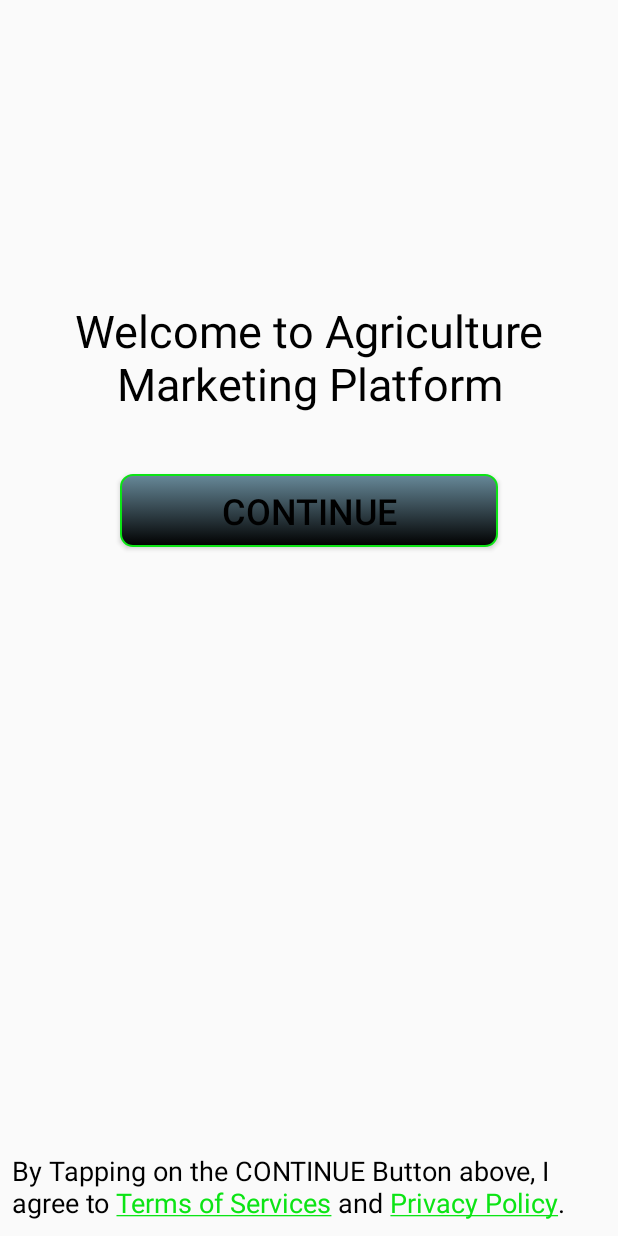
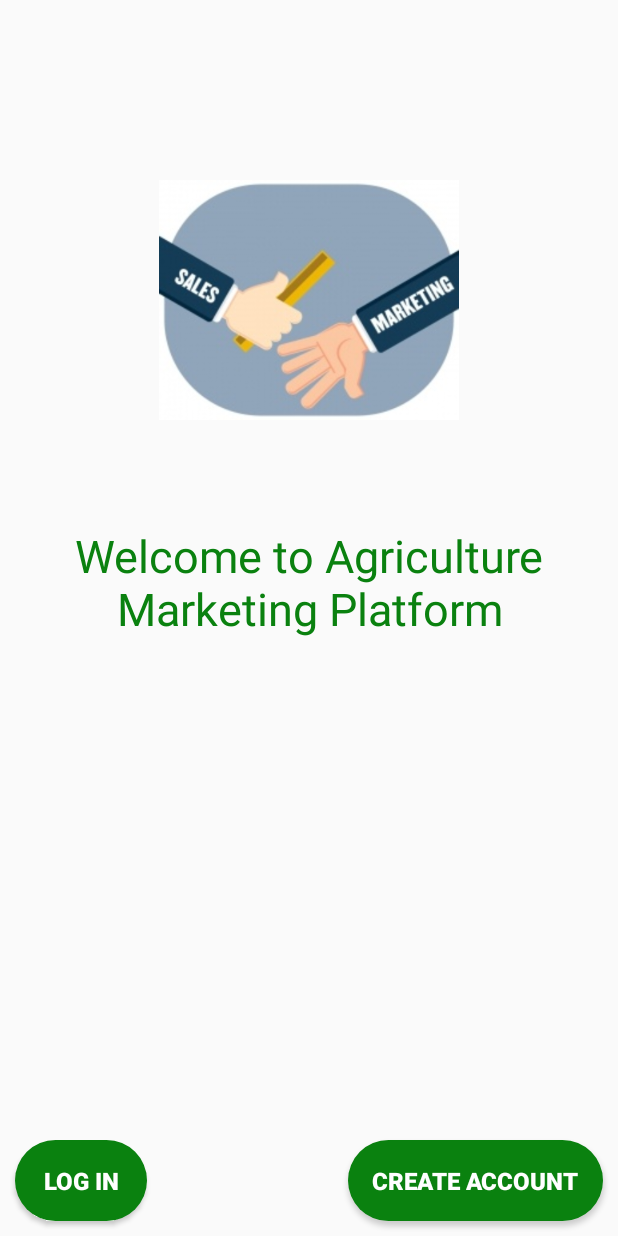
Before and after one commit to okelloEnos/Model_Products, an Android app: the welcome_screen screen opened directly, with no data from a screen before it, on a phone screen of 412 x 824 dp. Run offline under Robolectric (Android 15) with nearby library versions, the phone set to English and light mode, and no system bars.

Commit message:
proper orientation

```diff
--- a/app/src/main/java/com/okellosoftwarez/modelfarm/placedOrders.java
+++ b/app/src/main/java/com/okellosoftwarez/modelfarm/placedOrders.java
@@ -75,6 +75,7 @@ public class placedOrders extends AppCompatActivity {
 
                     if (placed_productsList.isEmpty()) {
                         defaultPlacedView.setVisibility(View.VISIBLE);
+                        clearBtn.setVisibility(View.INVISIBLE);
                     }
                     placedAdapter.notifyDataSetChanged();
                     placed_progressBar.setVisibility(View.INVISIBLE);
--- a/app/src/main/java/com/okellosoftwarez/modelfarm/productRequests.java
+++ b/app/src/main/java/com/okellosoftwarez/modelfarm/productRequests.java
@@ -81,6 +81,7 @@ public class productRequests extends AppCompatActivity implements cartAdapter.on
                     }
                     if (requestList.isEmpty()) {
                         defaultRequestView.setVisibility(View.VISIBLE);
+                        clearReqBtn.setVisibility(View.INVISIBLE);
                     }
                     requestAdapter.notifyDataSetChanged();
                     loadingRequestOrders.setVisibility(View.INVISIBLE);
--- a/app/src/main/java/com/okellosoftwarez/modelfarm/welcome_screen.java
+++ b/app/src/main/java/com/okellosoftwarez/modelfarm/welcome_screen.java
@@ -8,50 +8,84 @@ import android.text.method.LinkMovementMethod;
 import android.text.style.ClickableSpan;
 import android.view.View;
 import android.widget.Button;
+import android.widget.ImageView;
 import android.widget.TextView;
 import android.widget.Toast;
 
 import androidx.appcompat.app.AppCompatActivity;
 
-public class welcome_screen extends AppCompatActivity {
+public class welcome_screen extends AppCompatActivity implements View.OnClickListener {
+
+    Button wlcCreateBtn, wlcLogBtn;
+    ImageView welcomeImage;
 
     @Override
     protected void onCreate(Bundle savedInstanceState) {
         super.onCreate(savedInstanceState);
         setContentView(R.layout.welcome_screen);
 
-        Button continueBtn = findViewById(R.id.continueBtn);
+//        Button continueBtn = findViewById(R.id.continueBtn);
 
-        continueBtn.setOnClickListener(new View.OnClickListener() {
-            @Override
-            public void onClick(View view) {
-                Intent continueIntent = new Intent(welcome_screen.this, SignIn.class);
+        wlcCreateBtn = findViewById(R.id.welcomeCreateAccountBtn);
+        wlcLogBtn = findViewById(R.id.welcomeLogInBtn);
 
-                startActivity(continueIntent);
-            }
-        });
+        welcomeImage = findViewById(R.id.imageViewWelcome);
+//        welcomeImage.setImageResource(R.drawable.w);
 
-        TextView tvTerms = findViewById(R.id.tvTerms);
-        String text = getString(R.string.tvTerms);
-        SpannableString spannableString = new SpannableString(text);
-
-        ClickableSpan terms = new ClickableSpan() {
-            @Override
-            public void onClick(View view) {
-                Toast.makeText(welcome_screen.this, "Our Terms of Service", Toast.LENGTH_SHORT).show();
-            }
-        };
-        ClickableSpan policy = new ClickableSpan() {
-            @Override
-            public void onClick(View view) {
-                Toast.makeText(welcome_screen.this, "Our Privacy Policy", Toast.LENGTH_SHORT).show();
-            }
-        };
-        spannableString.setSpan(terms,52,69, Spanned.SPAN_EXCLUSIVE_EXCLUSIVE);
-        spannableString.setSpan(policy,74,88, Spanned.SPAN_EXCLUSIVE_EXCLUSIVE);
+        wlcLogBtn.setOnClickListener(this);
+        wlcCreateBtn.setOnClickListener(this);
 
 
-        tvTerms.setText(spannableString);
-        tvTerms.setMovementMethod(LinkMovementMethod.getInstance());
+//        continueBtn.setOnClickListener(new View.OnClickListener() {
+//            @Override
+//            public void onClick(View view) {
+//                Intent continueIntent = new Intent(welcome_screen.this, SignIn.class);
+//
+//                startActivity(continueIntent);
+//            }
+//        });
+
+//        TextView tvTerms = findViewById(R.id.tvTerms);
+//        String text = getString(R.string.tvTerms);
+//        SpannableString spannableString = new SpannableString(text);
+//
+//        ClickableSpan terms = new ClickableSpan() {
+//            @Override
+//            public void onClick(View view) {
+//                Toast.makeText(welcome_screen.this, "Our Terms of Service", Toast.LENGTH_SHORT).show();
+//            }
+//        };
+//        ClickableSpan policy = new ClickableSpan() {
+//            @Override
+//            public void onClick(View view) {
+//                Toast.makeText(welcome_screen.this, "Our Privacy Policy", Toast.LENGTH_SHORT).show();
+//            }
+//        };
+//        spannableString.setSpan(terms,52,69, Spanned.SPAN_EXCLUSIVE_EXCLUSIVE);
+//        spannableString.setSpan(policy,74,88, Spanned.SPAN_EXCLUSIVE_EXCLUSIVE);
+
+
+//        tvTerms.setText(spannableString);
+//        tvTerms.setMovementMethod(LinkMovementMethod.getInstance());
+    }
+
+    @Override
+    public void onClick(View v) {
+
+        switch (v.getId()){
+            case R.id.welcomeCreateAccountBtn :
+//                open create account screen
+                Intent accountScreenIntent = new Intent(welcome_screen.this, SignUp.class);
+                startActivity(accountScreenIntent);
+
+                break;
+
+            case R.id.welcomeLogInBtn :
+//                open log in screen
+                Intent logInScreenIntent = new Intent(welcome_screen.this, SignIn.class);
+                startActivity(logInScreenIntent);
+
+                break;
+        }
     }
 }
--- a/app/src/main/res/layout/activity_placed_orders.xml
+++ b/app/src/main/res/layout/activity_placed_orders.xml
@@ -49,7 +49,7 @@
             app:layout_constraintEnd_toEndOf="parent"
             app:layout_constraintTop_toTopOf="parent"
             android:layout_marginBottom="@dimen/eight_dp"
-            app:layout_constraintBottom_toTopOf="@id/clearOrderBtn"
+            app:layout_constraintBottom_toBottomOf="parent"
             android:text="No Placed Orders" />
 
         <Button
--- a/app/src/main/res/layout/activity_product_requests.xml
+++ b/app/src/main/res/layout/activity_product_requests.xml
@@ -54,7 +54,7 @@
             android:layout_marginRight="@dimen/eight_dp"
             android:layout_marginLeft="@dimen/eight_dp"
             android:layout_marginStart="@dimen/eight_dp"
-            app:layout_constraintBottom_toTopOf="@id/clearRequestBtn"
+            app:layout_constraintBottom_toBottomOf="parent"
             android:text="No Received Orders..." />
         <Button
             android:id="@+id/clearRequestBtn"
--- a/app/src/main/res/layout/welcome_screen.xml
+++ b/app/src/main/res/layout/welcome_screen.xml
@@ -5,6 +5,17 @@
     android:layout_width="match_parent"
     android:layout_height="match_parent"
     tools:context=".welcome_screen">
+
+
+    <ImageView
+        android:id="@+id/imageViewWelcome"
+        android:layout_marginTop="100dp"
+        app:layout_constraintEnd_toEndOf="parent"
+        app:layout_constraintStart_toStartOf="parent"
+        app:layout_constraintTop_toTopOf="parent"
+        android:layout_width="200dp"
+        android:layout_height="200dp"
+        app:srcCompat="@drawable/market" />
 
     <TextView
         android:id="@+id/tvWelcome"
@@ -14,51 +25,84 @@
         android:layout_marginStart="@dimen/eight_dp"
         android:layout_marginLeft="@dimen/eight_dp"
         android:textSize="@dimen/thirty_sp"
-        android:layout_marginTop="@dimen/two_hundred_dp"
+        android:layout_marginTop="50dp"
         android:layout_marginEnd="@dimen/eight_dp"
-        android:textColor="@color/black"
+        android:textColor="@color/colorPrimaryDark"
         android:layout_marginRight="@dimen/eight_dp"
         android:layout_marginBottom="@dimen/eight_dp"
         android:text="@string/tvWelcome"
-        app:layout_constraintBottom_toTopOf="@+id/continueBtn"
         app:layout_constraintEnd_toEndOf="parent"
         app:layout_constraintStart_toStartOf="parent"
-        app:layout_constraintTop_toTopOf="parent" />
+        app:layout_constraintTop_toBottomOf="@id/imageViewWelcome" />
+
+<!--    <Button-->
+<!--        android:id="@+id/continueBtn"-->
+<!--        android:layout_width="@dimen/zero_dp"-->
+<!--        android:layout_height="wrap_content"-->
+<!--        android:layout_marginStart="@dimen/eighty_dp"-->
+<!--        android:layout_marginLeft="@dimen/eighty_dp"-->
+<!--        android:layout_marginTop="@dimen/forty_dp"-->
+<!--        android:background="@drawable/mybutton"-->
+<!--        android:layout_marginEnd="@dimen/eighty_dp"-->
+<!--        android:paddingBottom="@dimen/eight_dp"-->
+<!--        android:paddingTop="@dimen/eight_dp"-->
+<!--        android:gravity="center_horizontal"-->
+<!--        android:textColor="@color/black"-->
+<!--        android:layout_marginRight="@dimen/eighty_dp"-->
+<!--        android:textSize="@dimen/twenty_four_sp"-->
+<!--        android:text="@string/continueBtn"-->
+<!--        app:layout_constraintTop_toBottomOf="@id/tvWelcome"-->
+<!--        app:layout_constraintEnd_toEndOf="parent"-->
+<!--        app:layout_constraintStart_toStartOf="parent"-->
+<!--         />-->
 
     <Button
-        android:id="@+id/continueBtn"
-        android:layout_width="@dimen/zero_dp"
+        android:id="@+id/welcomeLogInBtn"
+        app:layout_constraintStart_toStartOf="parent"
+        app:layout_constraintBottom_toBottomOf="parent"
+        android:layout_marginStart="10dp"
+        android:padding="16dp"
+        android:textSize="16sp"
+        android:textStyle="bold"
+        android:textColor="@color/white"
+        android:layout_marginLeft="10dp"
+        android:background="@drawable/round_btn"
+        android:layout_marginBottom="10dp"
+        android:layout_marginEnd="16dp"
+        android:layout_marginRight="16dp"
+        android:layout_width="wrap_content"
         android:layout_height="wrap_content"
-        android:layout_marginStart="@dimen/eighty_dp"
-        android:layout_marginLeft="@dimen/eighty_dp"
-        android:layout_marginTop="@dimen/forty_dp"
-        android:background="@drawable/mybutton"
-        android:layout_marginEnd="@dimen/eighty_dp"
-        android:paddingBottom="@dimen/eight_dp"
-        android:paddingTop="@dimen/eight_dp"
-        android:gravity="center_horizontal"
-        android:textColor="@color/black"
-        android:layout_marginRight="@dimen/eighty_dp"
-        android:textSize="@dimen/twenty_four_sp"
-        android:text="@string/continueBtn"
-        app:layout_constraintTop_toBottomOf="@id/tvWelcome"
+        android:text="LOG IN" />
+
+    <Button
+        android:id="@+id/welcomeCreateAccountBtn"
+        app:layout_constraintBottom_toBottomOf="parent"
+        android:layout_marginBottom="10dp"
+        android:padding="16dp"
+        android:textStyle="bold"
+        android:textSize="16sp"
+        android:textColor="@color/white"
+        android:background="@drawable/round_btn"
+        android:layout_marginEnd="10dp"
+        android:layout_marginRight="10dp"
         app:layout_constraintEnd_toEndOf="parent"
-        app:layout_constraintStart_toStartOf="parent"
-         />
+        android:layout_width="wrap_content"
+        android:layout_height="wrap_content"
+        android:text="CREATE ACCOUNT" />
 
-    <TextView
-        android:id="@+id/tvTerms"
-        android:textColor="@color/black"
-        android:layout_width="@dimen/zero_dp"
-        android:layout_height="wrap_content"
-        android:layout_marginStart="@dimen/eight_dp"
-        android:layout_marginLeft="@dimen/eight_dp"
-        android:textSize="@dimen/eighteen_sp"
-        android:layout_marginEnd="@dimen/eight_dp"
-        android:layout_marginRight="@dimen/eight_dp"
-        android:layout_marginBottom="@dimen/ten_dp"
-        android:text="@string/tvTerms"
-        app:layout_constraintBottom_toBottomOf="parent"
-        app:layout_constraintEnd_toEndOf="parent"
-        app:layout_constraintStart_toStartOf="parent" />
+    <!--    <TextView-->
+<!--        android:id="@+id/tvTerms"-->
+<!--        android:textColor="@color/black"-->
+<!--        android:layout_width="@dimen/zero_dp"-->
+<!--        android:layout_height="wrap_content"-->
+<!--        android:layout_marginStart="@dimen/eight_dp"-->
+<!--        android:layout_marginLeft="@dimen/eight_dp"-->
+<!--        android:textSize="@dimen/eighteen_sp"-->
+<!--        android:layout_marginEnd="@dimen/eight_dp"-->
+<!--        android:layout_marginRight="@dimen/eight_dp"-->
+<!--        android:layout_marginBottom="@dimen/ten_dp"-->
+<!--        android:text="@string/tvTerms"-->
+<!--        app:layout_constraintBottom_toBottomOf="parent"-->
+<!--        app:layout_constraintEnd_toEndOf="parent"-->
+<!--        app:layout_constraintStart_toStartOf="parent" />-->
 </androidx.constraintlayout.widget.ConstraintLayout>
--- a/app/src/main/res/values/strings.xml
+++ b/app/src/main/res/values/strings.xml
@@ -11,6 +11,7 @@
     <string name="tvSeller">Seller </string>
     <string name="continueBtn">CONTINUE</string>
     <string name="tvTerms">By Tapping on the CONTINUE Button above, I agree to Terms of Services and Privacy Policy.</string>
+    <string name="tvTermsPolicy">Clicking on the CREATE ACCOUNT Button, I have agreed to Terms of Services and Privacy Policy.</string>
     <string name="signInBtn">Sign In</string>
     <string name="signUpBtn">Sign Up</string>
     <string name="tvUserName">User Name :</string>
```
Also changed, not shown: app/src/main/java/com/okellosoftwarez/modelfarm/SignIn.java (+32 -4 lines), app/src/main/java/com/okellosoftwarez/modelfarm/SignUp.java (+48 -15 lines), app/src/main/res/layout/activity_profile.xml (+11 -1 lines), app/src/main/res/layout/activity_sign_up.xml (+17 -17 lines), app/src/main/res/drawable-v24/market.jpg (added).
